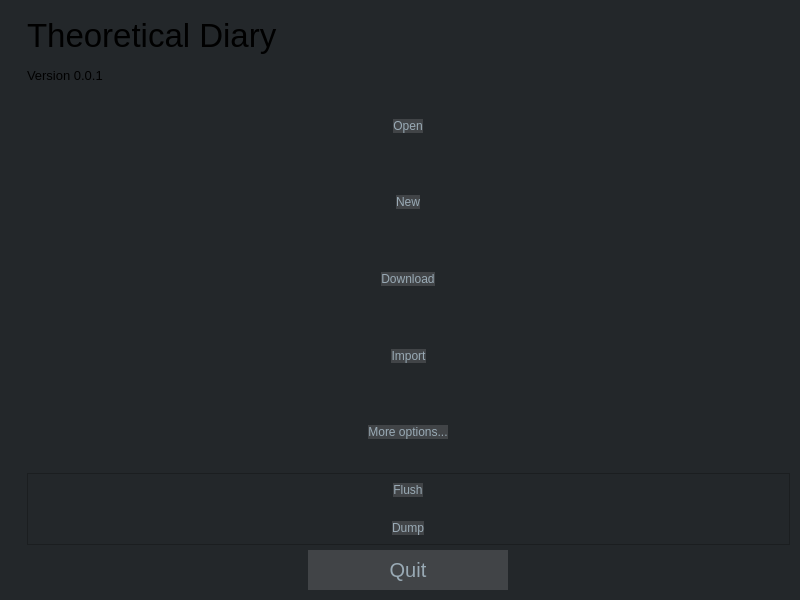
First picture: the form in mainwindow.ui, repository someretical/TheoreticalDiary, before the edit.
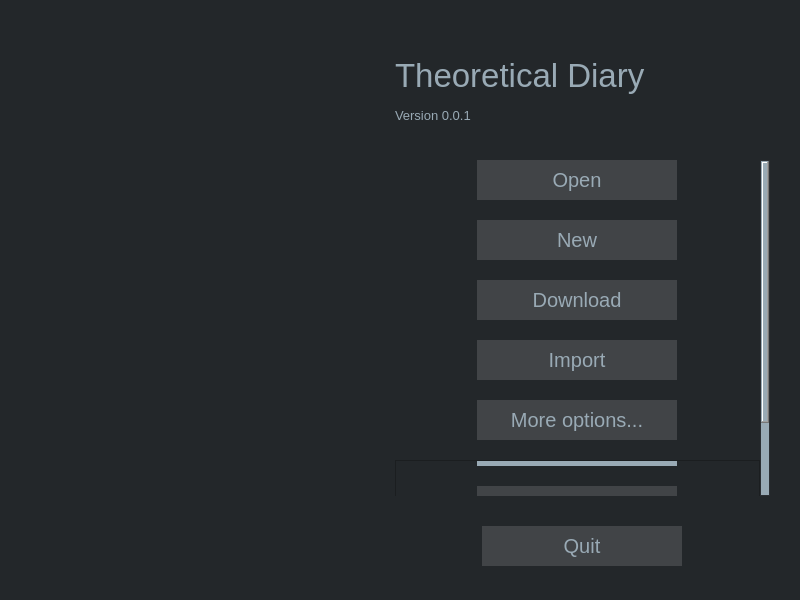
Second picture: the form after the edit. Icons and pictures are not drawn.

Commit message: stylized main screen

What changed in the file:
```diff
--- a/mainwindow.ui
+++ b/mainwindow.ui
@@ -67,6 +67,34 @@
 QScrollArea {
 border: none
 }
+
+QScrollBar::vertical {              
+        border: 1px solid #2c2f33;
+        background:rgb(153, 170, 181);
+        width:10px;    
+        margin: 0px 0px 0px 0px;
+}
+QScrollBar::handle:vertical {
+        background: qlineargradient(x1:0, y1:0, x2:1, y2:0,
+        stop: 0 #414447, stop: 0.5 #414447, stop:1 #414447);
+        min-height: 0px;
+}
+QScrollBar::add-line:vertical {
+        background: qlineargradient(x1:0, y1:0, x2:1, y2:0,
+        stop: 0 #414447, stop: 0.5 #414447,  stop:1 #414447);
+        height: 0px;
+        subcontrol-position: bottom;
+        subcontrol-origin: margin;
+}
+QScrollBar::sub-line:vertical {
+        background: qlineargradient(x1:0, y1:0, x2:1, y2:0,
+        stop: 0  #414447, stop: 0.5 #414447,  stop:1 #414447);
+        height: 0 px;
+        subcontrol-position: top;
+        subcontrol-origin: margin;
+}
+
+
 </string>
    </property>
    <layout class="QGridLayout" name="gridLayout">
@@ -77,7 +105,7 @@
      <number>10</number>
     </property>
     <property name="rightMargin">
-     <number>10</number>
+     <number>30</number>
     </property>
     <property name="bottomMargin">
      <number>10</number>
@@ -128,6 +156,19 @@
         <property name="spacing">
          <number>5</number>
         </property>
+        <item>
+         <spacer name="spacer_2">
+          <property name="orientation">
+           <enum>Qt::Vertical</enum>
+          </property>
+          <property name="sizeHint" stdset="0">
+           <size>
+            <width>20</width>
+            <height>40</height>
+           </size>
+          </property>
+         </spacer>
+        </item>
         <item alignment="Qt::AlignVCenter">
          <widget class="QLabel" name="title">
           <property name="sizePolicy">
@@ -153,6 +194,9 @@
             <pointsize>25</pointsize>
            </font>
           </property>
+          <property name="styleSheet">
+           <string notr="true">color: rgb(153, 170, 181);</string>
+          </property>
           <property name="text">
            <string>Theoretical Diary</string>
           </property>
@@ -183,13 +227,38 @@
             <pointsize>10</pointsize>
            </font>
           </property>
+          <property name="styleSheet">
+           <string notr="true">color: rgb(153, 170, 181);</string>
+          </property>
           <property name="text">
            <string>Version 0.0.1</string>
           </property>
          </widget>
         </item>
+        <item>
+         <spacer name="spacer">
+          <property name="orientation">
+           <enum>Qt::Vertical</enum>
+          </property>
+          <property name="sizeHint" stdset="0">
+           <size>
+            <width>20</width>
+            <height>30</height>
+           </size>
+          </property>
+         </spacer>
+        </item>
         <item>
          <widget class="QScrollArea" name="top_half_scroll_area">
+          <property name="sizePolicy">
+           <sizepolicy hsizetype="Preferred" vsizetype="Preferred">
+            <horstretch>0</horstretch>
+            <verstretch>0</verstretch>
+           </sizepolicy>
+          </property>
+          <property name="styleSheet">
+           <string notr="true"/>
+          </property>
           <property name="widgetResizable">
            <bool>true</bool>
           </property>
@@ -197,14 +266,20 @@
            <property name="geometry">
             <rect>
              <x>0</x>
-             <y>0</y>
-             <width>266</width>
-             <height>451</height>
+             <y>-115</y>
+             <width>236</width>
+             <height>427</height>
             </rect>
            </property>
+           <property name="styleSheet">
+            <string notr="true"/>
+           </property>
            <layout class="QVBoxLayout" name="verticalLayout">
             <property name="spacing">
-             <number>5</number>
+             <number>20</number>
+            </property>
+            <property name="sizeConstraint">
+             <enum>QLayout::SetDefaultConstraint</enum>
             </property>
             <property name="leftMargin">
              <number>0</number>
@@ -226,6 +301,17 @@
                 <verstretch>0</verstretch>
                </sizepolicy>
               </property>
+              <property name="minimumSize">
+               <size>
+                <width>200</width>
+                <height>40</height>
+               </size>
+              </property>
+              <property name="font">
+               <font>
+                <pointsize>15</pointsize>
+               </font>
+              </property>
               <property name="toolTip">
                <string>Open a local diary.</string>
               </property>
@@ -242,6 +328,17 @@
                 <verstretch>0</verstretch>
                </sizepolicy>
               </property>
+              <property name="minimumSize">
+               <size>
+                <width>200</width>
+                <height>40</height>
+               </size>
+              </property>
+              <property name="font">
+               <font>
+                <pointsize>15</pointsize>
+               </font>
+              </property>
               <property name="toolTip">
                <string>Create a new local diary.</string>
               </property>
@@ -258,6 +355,17 @@
                 <verstretch>0</verstretch>
                </sizepolicy>
               </property>
+              <property name="minimumSize">
+               <size>
+                <width>200</width>
+                <height>40</height>
+               </size>
+              </property>
+              <property name="font">
+               <font>
+                <pointsize>15</pointsize>
+               </font>
+              </property>
               <property name="toolTip">
                <string>Download a diary backup from Google Drive.</string>
               </property>
@@ -274,6 +382,17 @@
                 <verstretch>0</verstretch>
                </sizepolicy>
               </property>
+              <property name="minimumSize">
+               <size>
+                <width>200</width>
+                <height>40</height>
+               </size>
+              </property>
+              <property name="font">
+               <font>
+                <pointsize>15</pointsize>
+               </font>
+              </property>
               <property name="toolTip">
                <string>Import an uncompressed and unencrypted JSON diary.</string>
               </property>
@@ -290,6 +409,17 @@
                 <verstretch>0</verstretch>
                </sizepolicy>
               </property>
+              <property name="minimumSize">
+               <size>
+                <width>200</width>
+                <height>40</height>
+               </size>
+              </property>
+              <property name="font">
+               <font>
+                <pointsize>15</pointsize>
+               </font>
+              </property>
               <property name="toolTip">
                <string>Advanced options.</string>
               </property>
@@ -308,7 +438,7 @@
               </property>
               <layout class="QVBoxLayout" name="verticalLayout_3">
                <property name="spacing">
-                <number>5</number>
+                <number>20</number>
                </property>
                <property name="leftMargin">
                 <number>0</number>
@@ -322,6 +452,29 @@
                <property name="bottomMargin">
                 <number>0</number>
                </property>
+               <item alignment="Qt::AlignHCenter|Qt::AlignVCenter">
+                <widget class="Line" name="line">
+                 <property name="sizePolicy">
+                  <sizepolicy hsizetype="Minimum" vsizetype="Minimum">
+                   <horstretch>0</horstretch>
+                   <verstretch>0</verstretch>
+                  </sizepolicy>
+                 </property>
+                 <property name="minimumSize">
+                  <size>
+                   <width>200</width>
+                   <height>5</height>
+                  </size>
+                 </property>
+                 <property name="styleSheet">
+                  <string notr="true">border: 2px rgb(153, 170, 181)rgb(153, 170, 181);
+background-color: #99aab5;</string>
+                 </property>
+                 <property name="orientation">
+                  <enum>Qt::Horizontal</enum>
+                 </property>
+                </widget>
+               </item>
                <item alignment="Qt::AlignHCenter|Qt::AlignVCenter">
                 <widget class="QPushButton" name="flush_button">
                  <property name="sizePolicy">
@@ -330,6 +483,17 @@
                    <verstretch>0</verstretch>
                   </sizepolicy>
                  </property>
+                 <property name="minimumSize">
+                  <size>
+                   <width>200</width>
+                   <height>40</height>
+                  </size>
+                 </property>
+                 <property name="font">
+                  <font>
+                   <pointsize>15</pointsize>
+                  </font>
+                 </property>
                  <property name="toolTip">
                   <string>Delete the Google OAuth access token file.</string>
                  </property>
@@ -346,6 +510,17 @@
                    <verstretch>0</verstretch>
                   </sizepolicy>
                  </property>
+                 <property name="minimumSize">
+                  <size>
+                   <width>200</width>
+                   <height>40</height>
+                  </size>
+                 </property>
+                 <property name="font">
+                  <font>
+                   <pointsize>15</pointsize>
+                  </font>
+                 </property>
                  <property name="toolTip">
                   <string>Dump the contents of the Google Drive backup folder.</string>
                  </property>
@@ -363,6 +538,19 @@
         </item>
        </layout>
       </item>
+      <item>
+       <spacer name="verticalSpacer_2">
+        <property name="orientation">
+         <enum>Qt::Vertical</enum>
+        </property>
+        <property name="sizeHint" stdset="0">
+         <size>
+          <width>20</width>
+          <height>20</height>
+         </size>
+        </property>
+       </spacer>
+      </item>
       <item alignment="Qt::AlignHCenter|Qt::AlignVCenter">
        <widget class="QPushButton" name="quit_button">
         <property name="sizePolicy">
@@ -396,6 +584,19 @@
         </property>
        </widget>
       </item>
+      <item>
+       <spacer name="verticalSpacer">
+        <property name="orientation">
+         <enum>Qt::Vertical</enum>
+        </property>
+        <property name="sizeHint" stdset="0">
+         <size>
+          <width>20</width>
+          <height>20</height>
+         </size>
+        </property>
+       </spacer>
+      </item>
      </layout>
     </item>
    </layout>
```
Left out of the diff: 29 changed lines with no effect on the pictures. The commit also changes 3 other files.
